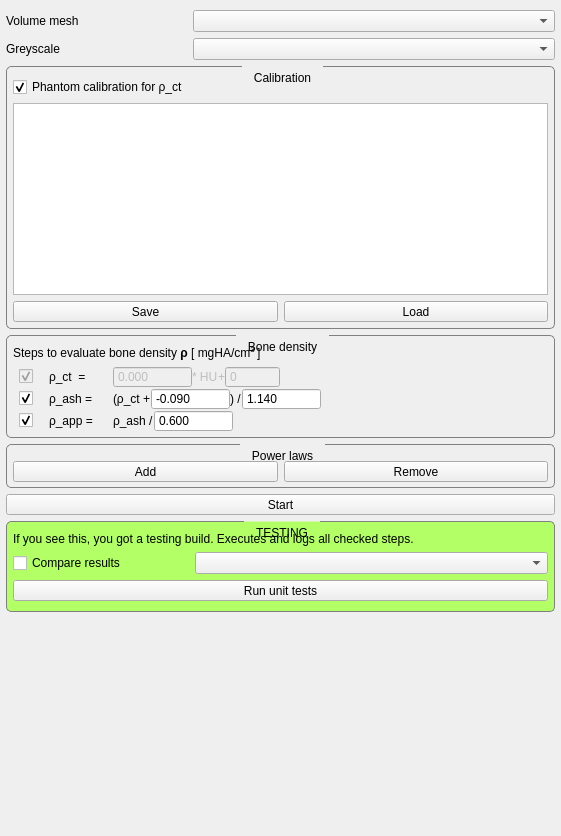
First picture: the form in Plugins/ch.zhaw.materialmapping/src/internal/MaterialMappingViewControls.ui, repository araex/mitk-gem, before the edit.
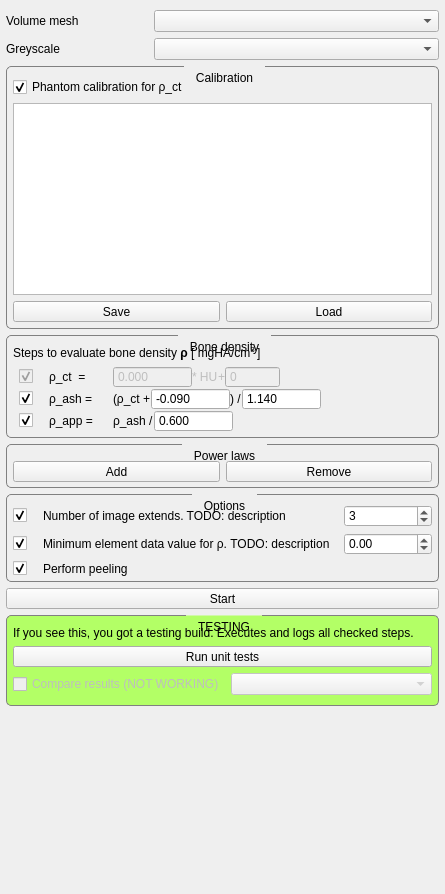
Second picture: the form after the edit. Custom widgets are drawn as their Qt base class.

Commit message: added gui options for mapping parameters

What changed in the file:
```diff
--- a/Plugins/ch.zhaw.materialmapping/src/internal/MaterialMappingViewControls.ui
+++ b/Plugins/ch.zhaw.materialmapping/src/internal/MaterialMappingViewControls.ui
@@ -6,8 +6,8 @@
    <rect>
     <x>0</x>
     <y>0</y>
-    <width>561</width>
-    <height>836</height>
+    <width>445</width>
+    <height>894</height>
    </rect>
   </property>
   <property name="minimumSize">
@@ -692,7 +692,7 @@
                  <number>0</number>
                 </property>
                 <item>
-                 <widget class="QWidget" name="" native="true">
+                 <widget class="QWidget" name="widget" native="true">
                   <layout class="QHBoxLayout" name="horizontalLayout_15">
                    <property name="spacing">
                     <number>0</number>
@@ -956,6 +956,147 @@
        </layout>
       </widget>
      </item>
+     <item>
+      <widget class="QGroupBox" name="optionsGroup">
+       <property name="title">
+        <string>Options</string>
+       </property>
+       <property name="checkable">
+        <bool>false</bool>
+       </property>
+       <layout class="QVBoxLayout" name="verticalLayout_12">
+        <property name="leftMargin">
+         <number>6</number>
+        </property>
+        <property name="topMargin">
+         <number>10</number>
+        </property>
+        <property name="rightMargin">
+         <number>6</number>
+        </property>
+        <property name="bottomMargin">
+         <number>5</number>
+        </property>
+        <item>
+         <layout class="QGridLayout" name="optionsGridLayout">
+          <property name="leftMargin">
+           <number>0</number>
+          </property>
+          <property name="topMargin">
+           <number>0</number>
+          </property>
+          <property name="horizontalSpacing">
+           <number>0</number>
+          </property>
+          <item row="1" column="0">
+           <widget class="QCheckBox" name="fParamCheckBox">
+            <property name="text">
+             <string/>
+            </property>
+            <property name="checked">
+             <bool>true</bool>
+            </property>
+           </widget>
+          </item>
+          <item row="0" column="0">
+           <widget class="QCheckBox" name="eParamCheckBox">
+            <property name="sizePolicy">
+             <sizepolicy hsizetype="Fixed" vsizetype="Fixed">
+              <horstretch>0</horstretch>
+              <verstretch>0</verstretch>
+             </sizepolicy>
+            </property>
+            <property name="minimumSize">
+             <size>
+              <width>30</width>
+              <height>0</height>
+             </size>
+            </property>
+            <property name="text">
+             <string/>
+            </property>
+            <property name="checked">
+             <bool>true</bool>
+            </property>
+           </widget>
+          </item>
+          <item row="2" column="0">
+           <widget class="QCheckBox" name="uParamCheckBox">
+            <property name="text">
+             <string/>
+            </property>
+            <property name="checked">
+             <bool>true</bool>
+            </property>
+           </widget>
+          </item>
+          <item row="0" column="1">
+           <widget class="QLabel" name="label">
+            <property name="text">
+             <string>Number of image extends. TODO: description</string>
+            </property>
+            <property name="wordWrap">
+             <bool>true</bool>
+            </property>
+           </widget>
+          </item>
+          <item row="0" column="2">
+           <widget class="QSpinBox" name="eParamSpinBox">
+            <property name="sizePolicy">
+             <sizepolicy hsizetype="Minimum" vsizetype="Fixed">
+              <horstretch>0</horstretch>
+              <verstretch>0</verstretch>
+             </sizepolicy>
+            </property>
+            <property name="minimum">
+             <number>1</number>
+            </property>
+            <property name="value">
+             <number>3</number>
+            </property>
+           </widget>
+          </item>
+          <item row="1" column="2">
+           <widget class="QDoubleSpinBox" name="fParamSpinBox">
+            <property name="sizePolicy">
+             <sizepolicy hsizetype="Maximum" vsizetype="Fixed">
+              <horstretch>0</horstretch>
+              <verstretch>0</verstretch>
+             </sizepolicy>
+            </property>
+            <property name="minimum">
+             <double>-999999999.000000000000000</double>
+            </property>
+            <property name="maximum">
+             <double>999999999.000000000000000</double>
+            </property>
+           </widget>
+          </item>
+          <item row="1" column="1">
+           <widget class="QLabel" name="label_3">
+            <property name="text">
+             <string>Minimum element data value for ρ. TODO: description</string>
+            </property>
+            <property name="wordWrap">
+             <bool>true</bool>
+            </property>
+           </widget>
+          </item>
+          <item row="2" column="1">
+           <widget class="QLabel" name="label_15">
+            <property name="text">
+             <string>Perform peeling</string>
+            </property>
+            <property name="wordWrap">
+             <bool>true</bool>
+            </property>
+           </widget>
+          </item>
+         </layout>
+        </item>
+       </layout>
+      </widget>
+     </item>
      <item>
       <widget class="QToolButton" name="startButton">
        <property name="sizePolicy">
@@ -1023,10 +1164,23 @@
              </property>
             </widget>
            </item>
+           <item>
+            <widget class="QToolButton" name="runUnitTestsButton">
+             <property name="sizePolicy">
+              <sizepolicy hsizetype="MinimumExpanding" vsizetype="Fixed">
+               <horstretch>0</horstretch>
+               <verstretch>0</verstretch>
+              </sizepolicy>
+             </property>
+             <property name="text">
+              <string>Run unit tests</string>
+             </property>
+            </widget>
+           </item>
            <item>
             <widget class="QWidget" name="testingComparisonWidget" native="true">
              <property name="enabled">
-              <bool>true</bool>
+              <bool>false</bool>
              </property>
              <property name="toolTip">
               <string>&lt;html&gt;&lt;head/&gt;&lt;body&gt;&lt;p&gt;Select the image to be segmented&lt;/p&gt;&lt;/body&gt;&lt;/html&gt;</string>
@@ -1038,14 +1192,14 @@
               <item>
                <widget class="QCheckBox" name="testingDoComparisonCheckBox">
                 <property name="text">
-                 <string>Compare results</string>
+                 <string>Compare results (NOT WORKING)</string>
                 </property>
                </widget>
               </item>
               <item>
                <widget class="QmitkDataStorageComboBox" name="expectedResultComboBox">
                 <property name="enabled">
-                 <bool>true</bool>
+                 <bool>false</bool>
                 </property>
                 <property name="sizePolicy">
                  <sizepolicy hsizetype="Minimum" vsizetype="Fixed">
@@ -1067,19 +1221,6 @@
           </layout>
          </widget>
         </item>
-        <item>
-         <widget class="QToolButton" name="runUnitTestsButton">
-          <property name="sizePolicy">
-           <sizepolicy hsizetype="MinimumExpanding" vsizetype="Fixed">
-            <horstretch>0</horstretch>
-            <verstretch>0</verstretch>
-           </sizepolicy>
-          </property>
-          <property name="text">
-           <string>Run unit tests</string>
-          </property>
-         </widget>
-        </item>
        </layout>
       </widget>
      </item>
```
Left out of the diff: 154 changed lines with no effect on the pictures.
